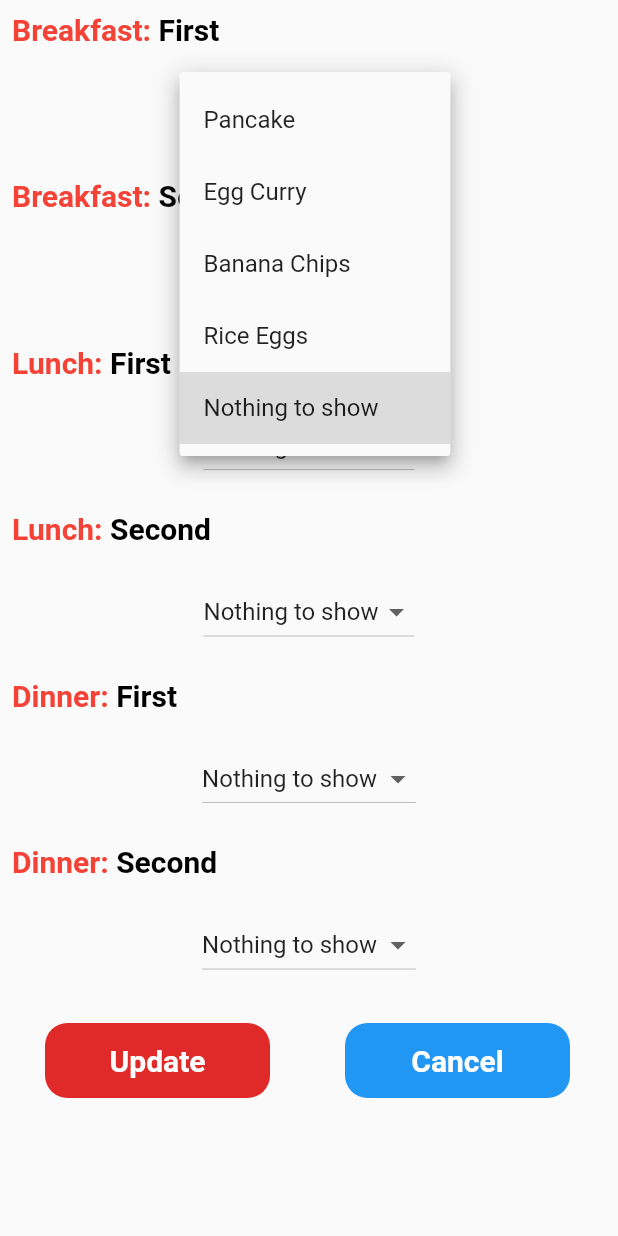
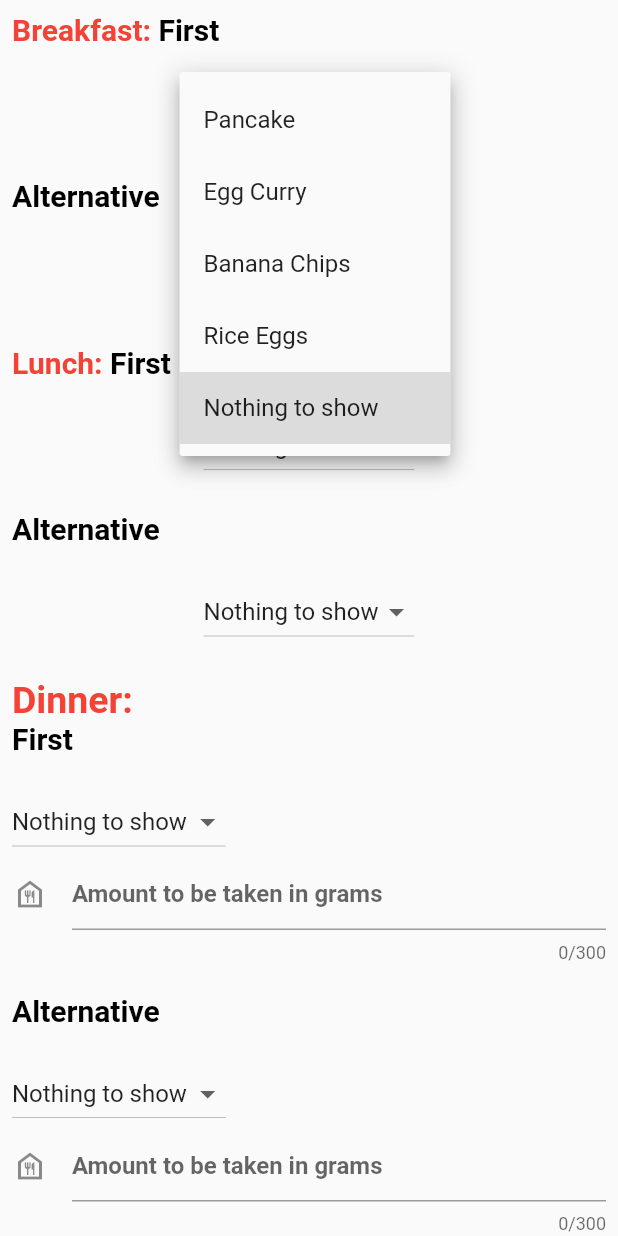
Before and after one commit to vincentkims49/mobile-nutrition-app, a Flutter app: the Getmeals widget shown alone on an empty page, opened directly with empty values, after a tap on "Nothing to show", on a phone screen of 412 x 824 dp. Run offline on Flutter 3.47's test engine with Material 2 defaults, Android fonts, the light colour scheme and no system bars; our stand-ins replace awesome_snackbar_content, cloud_firestore, easy_splash_screen, firebase_auth, firebase_core, firebase_storage and 6 more; accounts and stored records are empty; network calls fail.

Commit message:
Add files via upload

```diff
--- a/lib/screen/categorydata/edit_meal_firestore_data.dart
+++ b/lib/screen/categorydata/edit_meal_firestore_data.dart
@@ -2,6 +2,7 @@ import 'package:awesome_snackbar_content/awesome_snackbar_content.dart';
 import 'package:cloud_firestore/cloud_firestore.dart';
 import 'package:firebase_auth/firebase_auth.dart';
 import 'package:flutter/material.dart';
+import 'package:flutter/services.dart';
 import 'package:recipe/screen/consent/colors.dart';
 import 'package:recipe/screen/consent/navigation.dart';
 
@@ -35,6 +36,9 @@ class _GetmealsState extends State<Getmeals> {
           ),
         );
   }
+
+  TextEditingController _dinnerController1 = TextEditingController();
+  TextEditingController _dinnerController2 = TextEditingController();
 
   String valueChooseLunch1 = 'Nothing to show';
   String valueChooseLunch2 = 'Nothing to show';
@@ -91,6 +95,13 @@ class _GetmealsState extends State<Getmeals> {
                 children: [
                   GestureDetector(
                     onTap: () {
+                      final dinnerTotal = int.parse(_dinnerController1.text) +
+                          int.parse(_dinnerController1.text);
+                      dinnerTotal.toString();
+                      print(dinnerTotal);
+
+                      if (_dinnerController1.text.isEmpty ||
+                          _dinnerController2.text.isEmpty) {
                         final docUser = FirebaseFirestore.instance
                             .collection("users")
                             .doc(widget.documentId);
@@ -101,6 +112,7 @@ class _GetmealsState extends State<Getmeals> {
                           "breakfast_2": valueChooseBreakfast2,
                           "dinner_1": valueChooseDinner1,
                           "dinner_2": valueChooseDinner2,
+                          "dinnerController1": "0",
                         });
 
                         final snackBar = SnackBar(
@@ -116,8 +128,40 @@ class _GetmealsState extends State<Getmeals> {
                         ScaffoldMessenger.of(context)
                           ..hideCurrentSnackBar()
                           ..showSnackBar(snackBar);
-                      Navigator.of(context).push(MaterialPageRoute(
-                          builder: ((context) => Navigation())));
+                        // Navigator.of(context).push(MaterialPageRoute(
+                        //     builder: ((context) => Navigation())));
+
+                      } else {
+                        final docUser = FirebaseFirestore.instance
+                            .collection("users")
+                            .doc(widget.documentId);
+                        docUser.update({
+                          "lunch_1": valueChooseLunch1,
+                          "lunch_2": valueChooseLunch2,
+                          "breakfast_1": valueChooseBreakfast1,
+                          "breakfast_2": valueChooseBreakfast2,
+                          "dinner_1": valueChooseDinner1,
+                          "dinner_2": valueChooseDinner2,
+                          "dinnerController1":
+                              _dinnerController1.text.trim().toString(),
+                        });
+
+                        final snackBar = SnackBar(
+                          elevation: 0,
+                          behavior: SnackBarBehavior.floating,
+                          backgroundColor: Colors.transparent,
+                          content: AwesomeSnackbarContent(
+                            contentType: ContentType.success,
+                            message: 'Any data changes will be UPDATED!',
+                            title: 'Hello There!',
+                          ),
+                        );
+                        ScaffoldMessenger.of(context)
+                          ..hideCurrentSnackBar()
+                          ..showSnackBar(snackBar);
+                        // Navigator.of(context).push(MaterialPageRoute(
+                        //     builder: ((context) => Navigation())));
+                      }
                     },
                     child: Padding(
                       padding: const EdgeInsets.symmetric(horizontal: 30),
@@ -243,15 +287,7 @@ class _GetmealsState extends State<Getmeals> {
         Row(
           children: [
             Text(
-              'Lunch: ',
-              style: TextStyle(
-                fontSize: 20,
-                fontWeight: FontWeight.bold,
-                color: Colors.red,
-              ),
-            ),
-            Text(
-              'Second ',
+              'Alternative ',
               style: TextStyle(
                 fontSize: 20,
                 fontWeight: FontWeight.bold,
@@ -336,15 +372,7 @@ class _GetmealsState extends State<Getmeals> {
         Row(
           children: [
             Text(
-              'Breakfast: ',
-              style: TextStyle(
-                fontSize: 20,
-                fontWeight: FontWeight.bold,
-                color: Colors.red,
-              ),
-            ),
-            Text(
-              'Second ',
+              'Alternative ',
               style: TextStyle(
                 fontSize: 20,
                 fontWeight: FontWeight.bold,
@@ -388,11 +416,15 @@ class _GetmealsState extends State<Getmeals> {
             Text(
               'Dinner: ',
               style: TextStyle(
-                fontSize: 20,
+                fontSize: 25,
                 fontWeight: FontWeight.bold,
                 color: Colors.red,
               ),
             ),
+          ],
+        ),
+        Row(
+          children: [
             Text(
               'First ',
               style: TextStyle(
@@ -407,7 +439,9 @@ class _GetmealsState extends State<Getmeals> {
           height: 20,
         ),
         Center(
-          child: DropdownButton(
+          child: Row(
+            children: [
+              DropdownButton(
                 hint: Text("Select a meal"),
                 items: DinnerItems.map((valueItem) {
                   return DropdownMenuItem(
@@ -422,6 +456,22 @@ class _GetmealsState extends State<Getmeals> {
                 }),
                 value: valueChooseDinner1,
               ),
+            ],
+          ),
+        ),
+        TextField(
+          controller: _dinnerController1,
+          keyboardType: TextInputType.number,
+          inputFormatters: <TextInputFormatter>[
+            FilteringTextInputFormatter.allow(RegExp(r'[0-9]')),
+            FilteringTextInputFormatter.digitsOnly,
+          ],
+          maxLength: 300,
+          decoration: InputDecoration(
+            icon: Icon(Icons.food_bank_outlined),
+            hintText: 'Amount to be taken in grams',
+            hintStyle: TextStyle(fontFamily: 'ro'),
+          ),
         ),
         SizedBox(
           height: 20,
@@ -429,15 +479,7 @@ class _GetmealsState extends State<Getmeals> {
         Row(
           children: [
             Text(
-              'Dinner: ',
-              style: TextStyle(
-                fontSize: 20,
-                fontWeight: FontWeight.bold,
-                color: Colors.red,
-              ),
-            ),
-            Text(
-              'Second ',
+              'Alternative ',
               style: TextStyle(
                 fontSize: 20,
                 fontWeight: FontWeight.bold,
@@ -450,7 +492,9 @@ class _GetmealsState extends State<Getmeals> {
           height: 20,
         ),
         Center(
-          child: DropdownButton(
+          child: Row(
+            children: [
+              DropdownButton(
                 hint: Text("Select a meal"),
                 items: DinnerItems.map((valueItem) {
                   return DropdownMenuItem(
@@ -465,11 +509,27 @@ class _GetmealsState extends State<Getmeals> {
                 }),
                 value: valueChooseDinner2,
               ),
-        ),
               SizedBox(
                 height: 20,
               ),
             ],
+          ),
+        ),
+        TextField(
+          controller: _dinnerController2,
+          keyboardType: TextInputType.number,
+          inputFormatters: <TextInputFormatter>[
+            FilteringTextInputFormatter.allow(RegExp(r'[0-9]')),
+            FilteringTextInputFormatter.digitsOnly,
+          ],
+          maxLength: 300,
+          decoration: InputDecoration(
+            icon: Icon(Icons.food_bank_outlined),
+            hintText: 'Amount to be taken in grams',
+            hintStyle: TextStyle(fontFamily: 'ro'),
+          ),
+        )
+      ],
     );
   }
 }
--- a/lib/screen/categorydata/edit_meals.dart
+++ b/lib/screen/categorydata/edit_meals.dart
@@ -63,7 +63,7 @@ class _EditMealsState extends State<EditMeals> {
                   height: 10,
                 ),
                 Container(
-                  height: 740,
+                  height: 900,
                   child: FutureBuilder(
                     future: getDocId(),
                     builder: (context, snapshot) {
```
Lines whose indentation alone changed are shown as unchanged.
